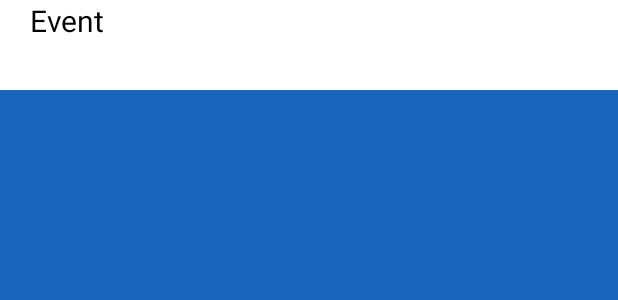
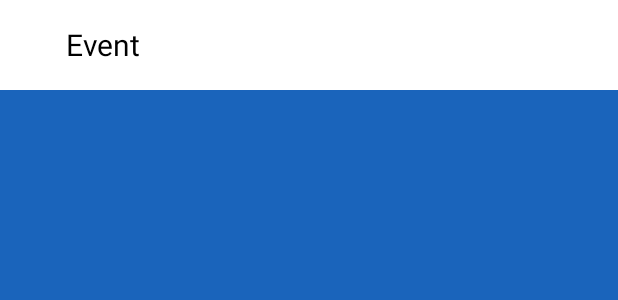
Before and after one commit to wangQuinn/MedicineApp, an Android app: the layout event_cell.xml on its own in the app's theme, with its tools: preview values and no code run, on a phone screen of 412 x 824 dp. Shown: the top 300 px of the screen. Run offline under Robolectric (Android 15) with nearby library versions, the phone set to English and light mode, and no system bars.

Commit message:
added the reffile, medicine, and appointment events with the colour on the left side indicated which type it is,, + abstract class Event,

```diff
--- a/app/src/main/java/com/example/booklibraryapp/calendar/Event.java
+++ b/app/src/main/java/com/example/booklibraryapp/calendar/Event.java
@@ -24,10 +24,12 @@ public abstract class Event {
     private LocalDate date;
     private LocalTime time;
 
+
     public Event(String name, LocalDate date, LocalTime time) {
         this.date = date;
         this.name = name;
         this.time = time;
+
     }
 
     public LocalDate getDate() {
@@ -53,4 +55,6 @@ public abstract class Event {
     public void setTime(LocalTime time) {
         this.time = time;
     }
+
+
 }
--- a/app/src/main/res/layout/event_cell.xml
+++ b/app/src/main/res/layout/event_cell.xml
@@ -1,17 +1,26 @@
 <?xml version="1.0" encoding="utf-8"?>
 <LinearLayout xmlns:android="http://schemas.android.com/apk/res/android"
-    android:orientation="vertical"
+    android:orientation="horizontal"
     android:layout_width="match_parent"
     android:layout_height="60dp"
     android:background="@color/white">
+
+    <!-- Colored Indicator on the left -->
+    <View
+        android:id="@+id/eventIndicator"
+        android:layout_width="8dp"
+        android:layout_height="match_parent"
+        android:layout_marginRight="16dp"
+        />
 
     <TextView
         android:layout_width="wrap_content"
         android:layout_height="wrap_content"
         android:id="@+id/eventCellTV"
-        android:layout_gravity="start"
+        android:layout_gravity="start|center"
         android:layout_marginStart="20dp"
         android:textColor="@color/black"
+
         android:textSize="20sp"
         android:text="Event"/>
 
```
Also changed, not shown: app/src/main/java/com/example/booklibraryapp/calendar/EventAdapter.java (+12 -0 lines).
